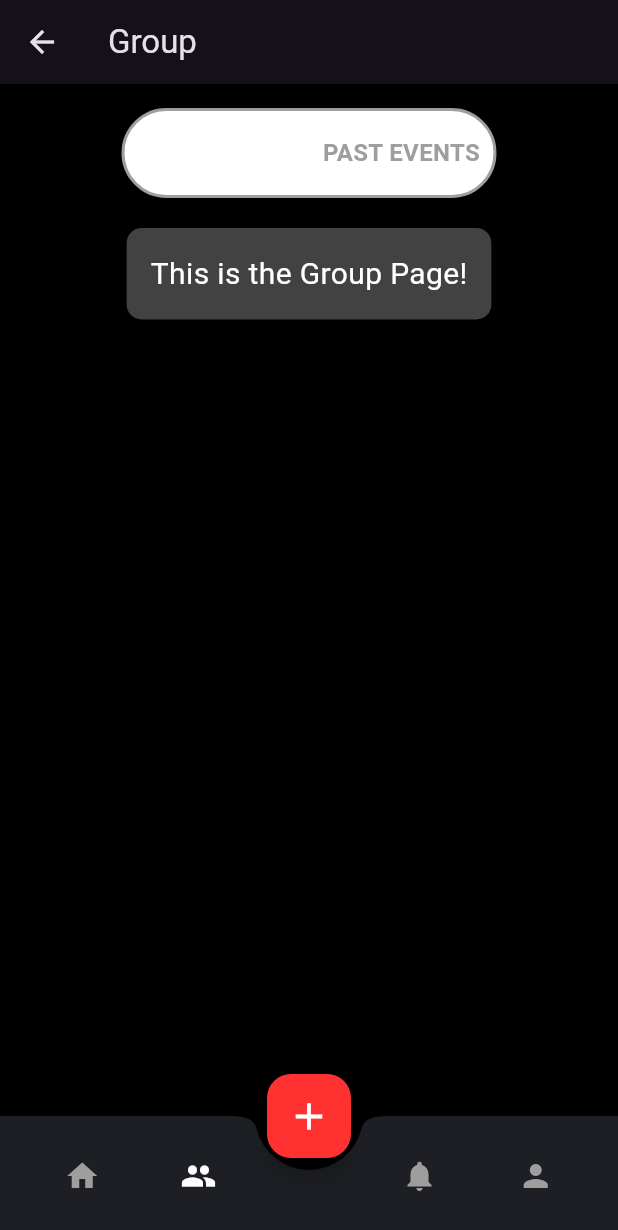
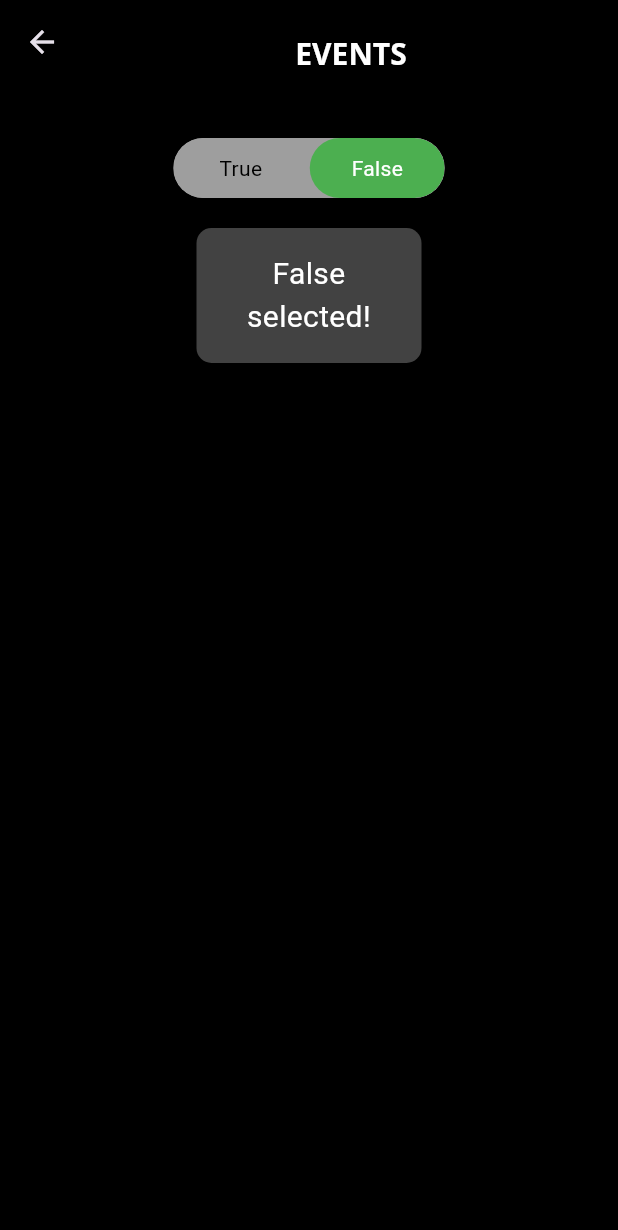
Before and after one commit to KavishkaSashmitha/civic_1, a Flutter app: the screen it shows after launch, item 2 of the bottom bar chosen, on a phone screen of 412 x 824 dp. Shown: the top 1230 px of the screen. Run offline on Flutter 3.47's test engine with Material 3 defaults, Android fonts, the phone set to English and light mode, and no system bars; drawn by our look-alikes of flutter_switch, toggle_switch; our stand-ins replace google_fonts.

Commit message:
toggle switch far most done

```diff
--- a/lib/main.dart
+++ b/lib/main.dart
@@ -33,15 +33,17 @@ class _HomeScreenState extends State<HomeScreen> {
   // List of screens to switch between
   final List<Widget> _screens = [
     HomePage(),
-    GroupPage(),
     PlaceholderPage(),
     NotificationsPage(),
     ProfilePage(),
   ];
 
   void _onItemTapped(int index) {
-    if (index == 2) {
-      // Handle middle button tap
+    if (index == 1) {
+      Navigator.push(
+        context,
+        MaterialPageRoute(builder: (context) => GroupPage()),
+      );
     } else {
       setState(() {
         _selectedIndex = index;
@@ -68,26 +70,26 @@ class _HomeScreenState extends State<HomeScreen> {
             ),
             IconButton(
               icon: Icon(Icons.group),
-              color: _selectedIndex == 1 ? Colors.white : Colors.grey,
+              color: Colors.grey,
               onPressed: () => _onItemTapped(1),
             ),
-            SizedBox(width: 40),
+            SizedBox(width: 40), // Space for the floating action button
             IconButton(
               icon: Icon(Icons.notifications),
-              color: _selectedIndex == 3 ? Colors.white : Colors.grey,
-              onPressed: () => _onItemTapped(3),
+              color: _selectedIndex == 2 ? Colors.white : Colors.grey,
+              onPressed: () => _onItemTapped(2),
             ),
             IconButton(
               icon: Icon(Icons.person),
-              color: _selectedIndex == 4 ? Colors.white : Colors.grey,
-              onPressed: () => _onItemTapped(4),
+              color: _selectedIndex == 3 ? Colors.white : Colors.grey,
+              onPressed: () => _onItemTapped(3),
             ),
           ],
         ),
       ),
       floatingActionButtonLocation: FloatingActionButtonLocation.centerDocked,
       floatingActionButton: FloatingActionButton(
-        onPressed: () => _onItemTapped(2),
+        onPressed: () => _onItemTapped(1),
         backgroundColor: Color(0xFFFF3131),
         child: Icon(Icons.add, color: Colors.white, size: 30),
       ),
--- a/lib/screens/community_page.dart
+++ b/lib/screens/community_page.dart
@@ -1,5 +1,6 @@
 import 'package:flutter/material.dart';
-import 'package:flutter_switch/flutter_switch.dart';
+import 'package:google_fonts/google_fonts.dart';
+import 'package:toggle_switch/toggle_switch.dart';
 
 class GroupPage extends StatefulWidget {
   @override
@@ -7,75 +8,75 @@ class GroupPage extends StatefulWidget {
 }
 
 class _GroupPageState extends State<GroupPage> {
-  bool isSwitched = false;
+  int _currentIndex = 1;
 
   @override
   Widget build(BuildContext context) {
     return Scaffold(
       appBar: AppBar(
-        leading: IconButton(
-          icon: Icon(Icons.arrow_back),
-          onPressed: () {
-            Navigator.of(context).pop();
-          },
+        title: Center(
+          child: Padding(
+            padding: EdgeInsets.only(top: 16.0),
+            child: Text(
+              'EVENTS',
+              style: GoogleFonts.openSans(
+                color: Colors.white,
+                fontSize: 20,
+                fontWeight: FontWeight.bold,
               ),
-        title: Text('Group'),
+              textAlign: TextAlign.center,
+              maxLines: 1, // Use maxLines to limit the number of lines
+            ),
+          ),
+        ),
+        backgroundColor:
+            Colors.black, // Correct property for AppBar background color
       ),
       body: Padding(
         padding: const EdgeInsets.all(16.0),
         child: Column(
-          crossAxisAlignment: CrossAxisAlignment.center,
           children: [
-            Row(
-              mainAxisAlignment: MainAxisAlignment.center,
-              children: [
-                FlutterSwitch(
-                  width: 250,
-                  height: 60,
-                  valueFontSize: 16,
-                  toggleSize: 60,
-                  value: isSwitched,
-                  borderRadius: 30.0,
-                  padding: 5.0,
-                  activeColor: Colors.white,
-                  inactiveColor: Colors.white,
-                  activeToggleColor: Colors.white,
-                  inactiveToggleColor: Colors.transparent,
-                  activeSwitchBorder: Border.all(
-                    color: Colors.red, // The border for the active switch
-                    width: 2.0,
-                  ),
-                  inactiveSwitchBorder: Border.all(
-                    color: Colors.grey, // The border for the inactive switch
-                    width: 2.0,
-                  ),
-                  activeText: "UPCOMING",
-                  inactiveText: "PAST EVENTS",
-                  activeTextColor: Colors.red,
-                  inactiveTextColor: Colors.grey,
-                  activeTextFontWeight: FontWeight.bold,
-                  inactiveTextFontWeight: FontWeight.bold,
-                  showOnOff: true,
-                  onToggle: (val) {
+            SizedBox(height: 20), // Add space from the top
+            Center(
+              child: ToggleSwitch(
+                minWidth: 90.0,
+                cornerRadius: 20.0,
+                activeBgColors: [
+                  [Colors.blue], // Change active background color
+                  [Colors.green] // Change active background color
+                ],
+                activeFgColor: Colors.white, // Change text color when active
+                inactiveBgColor: Colors.grey,
+                inactiveFgColor:
+                    Colors.black, // Change text color when inactive
+                initialLabelIndex: _currentIndex,
+                totalSwitches: 2,
+                labels: ['True', 'False'],
+                radiusStyle: true,
+                onToggle: (index) {
                   setState(() {
-                      isSwitched = val;
+                    _currentIndex = index ?? 1;
                   });
+                  print('switched to: $index');
                 },
               ),
-              ],
             ),
             SizedBox(height: 20),
-            Container(
+            Center(
+              child: Container(
+                width: 150, // Set a fixed width to match the toggle switch
                 padding: EdgeInsets.all(16.0),
                 decoration: BoxDecoration(
                   color: Colors.grey[800],
                   borderRadius: BorderRadius.circular(10),
                 ),
+                child: Center(
                   child: Text(
-                isSwitched
-                    ? 'This is the Community Page!'
-                    : 'This is the Group Page!',
+                    _currentIndex == 0 ? 'True selected!' : 'False selected!',
                     style: TextStyle(color: Colors.white, fontSize: 20),
+                    textAlign: TextAlign.center,
+                  ),
+                ),
               ),
             ),
           ],
--- a/pubspec.yaml
+++ b/pubspec.yaml
@@ -36,6 +36,8 @@ dependencies:
   # Use with the CupertinoIcons class for iOS style icons.
   cupertino_icons: ^1.0.6
   flutter_switch: ^0.3.2
+  toggle_switch: ^2.3.0
+  google_fonts: ^6.2.1
 
 dev_dependencies:
   flutter_test:
```
Also changed, not shown: lib/screens/home_screen.dart (+34 -22 lines), pubspec.lock, 1 other file. Lines whose indentation alone changed are shown as unchanged.
